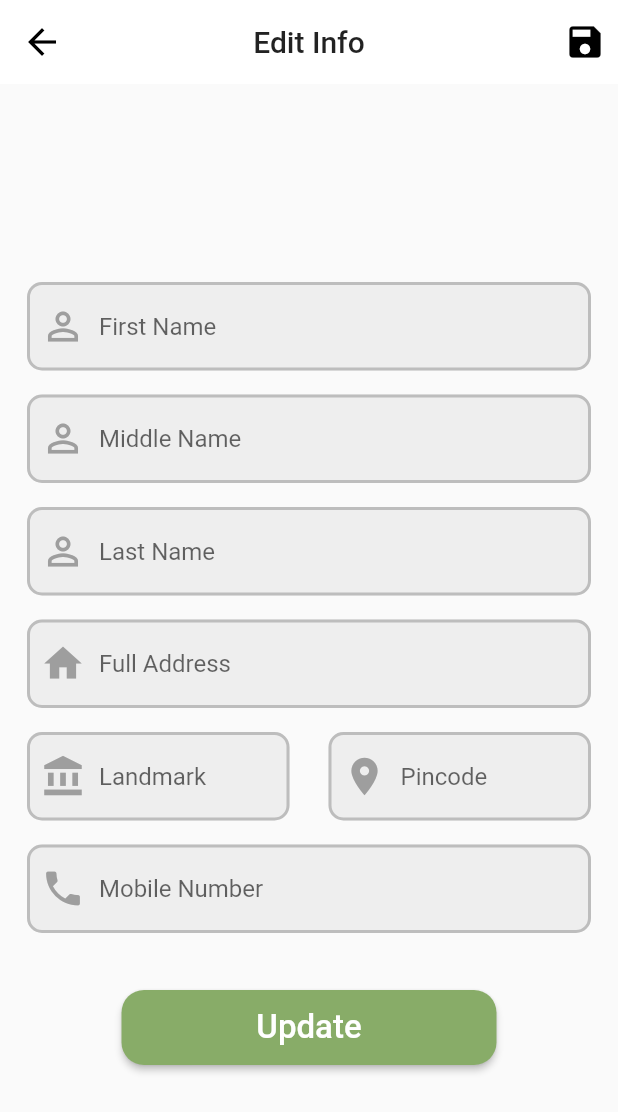
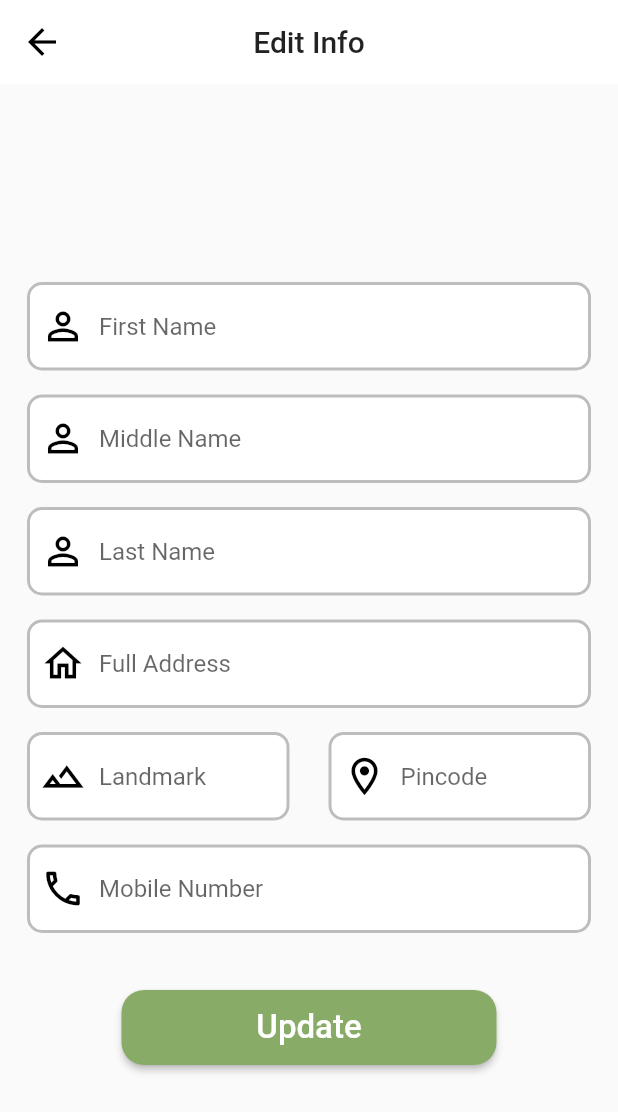
Before and after one commit to Ashutosh-Kar/TheNatureFresh-app, a Flutter app: the screen it shows once a user with an empty profile is signed in, in the side drawer, after a tap on "Edit User Info", on a phone screen of 412 x 824 dp. Shown: the top 1112 px of the screen. Run offline on Flutter 3.47's test engine with Material 2 defaults, Android fonts, the phone set to English and light mode, and no system bars; our stand-ins replace cloud_firestore, firebase_auth, hive, hive_flutter, outline_material_icons, validators; accounts and stored records are empty; generated files the repository leaves out were written again; network calls fail.

Commit message:
logo added

```diff
--- a/lib/pages/Editinfo.dart
+++ b/lib/pages/Editinfo.dart
@@ -1,5 +1,6 @@
 import 'package:flutter/material.dart';
 import 'package:validators/validators.dart' as validator;
+import 'package:outline_material_icons/outline_material_icons.dart';
 
 var a;
 var b, c, d, e, f, g, h; // initalize using controleler or these data
@@ -26,20 +27,6 @@ class _EditInfoState extends State<EditInfo> {
         ),
         title: Text('Edit Info'),
         centerTitle: true,
-        actions: <Widget>[
-          GestureDetector(
-            child: Padding(
-              padding: const EdgeInsets.all(8.0),
-              child: Icon(
-                Icons.save,
-                size: 28,
-              ),
-            ),
-            onTap: () {
-              print("save edit");
-            },
-          ),
-        ],
       ),
       body: Padding(
         padding: const EdgeInsets.all(10.0),
@@ -89,7 +76,7 @@ class _EditInfoState extends State<EditInfo> {
                     return null;
                   }),
               CustomTextField(
-                  iconfield: Icons.home,
+                  iconfield: OMIcons.home,
                   hinttext: 'Full Address',
                   onsaved: (value) {
                     e = value;
@@ -104,7 +91,7 @@ class _EditInfoState extends State<EditInfo> {
                 children: <Widget>[
                   Expanded(
                       child: CustomTextField(
-                          iconfield: Icons.account_balance,
+                          iconfield: OMIcons.landscape,
                           hinttext: 'Landmark',
                           onsaved: (value) {
                             f = value;
@@ -118,7 +105,7 @@ class _EditInfoState extends State<EditInfo> {
                   SizedBox(width: 10),
                   Expanded(
                     child: CustomTextField(
-                        iconfield: Icons.location_on,
+                        iconfield: OMIcons.locationOn,
                         hinttext: 'Pincode',
                         onsaved: (value) {
                           g = value;
@@ -133,7 +120,7 @@ class _EditInfoState extends State<EditInfo> {
                 ],
               ),
               CustomTextField(
-                  iconfield: Icons.phone,
+                  iconfield: OMIcons.phone,
                   hinttext: 'Mobile Number',
                   onsaved: (value) {
                     h = value;
@@ -197,11 +184,11 @@ class _CustomTextFieldState extends State<CustomTextField> {
         decoration: InputDecoration(
           prefixIcon: Icon(
             widget.iconfield,
-            color: Colors.grey.shade500,
+            color: Colors.black,
             size: 30,
           ),
           filled: true,
-          fillColor: Colors.grey.shade200,
+          fillColor: Colors.white,
           hintText: widget.hinttext,
           focusedBorder: OutlineInputBorder(
             borderSide: BorderSide(style: BorderStyle.solid),
```
Also changed, not shown: 5 other files.
